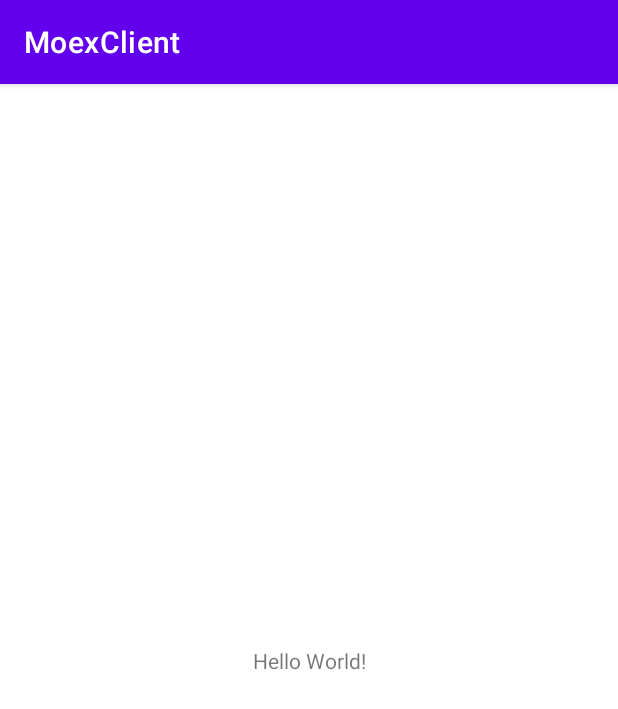
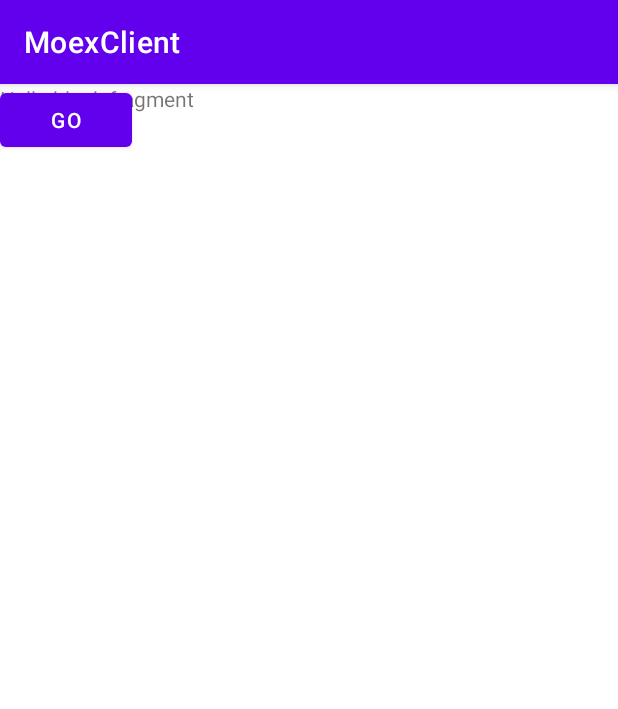
Before and after one commit to andrshab/moexclient, an Android app: the screen it shows after launch (MainActivity), on a phone screen of 412 x 824 dp. Shown: the top 709 px of the screen. Run offline under Robolectric (Android 15) with nearby library versions, the phone set to English and light mode, and no system bars; our stand-ins replace Dagger/Hilt's generated code; 1 statement that could not run was skipped.

Commit message:
nav_graph with fragments

```diff
--- a/app/build.gradle
+++ b/app/build.gradle
@@ -35,11 +35,15 @@ android {
 dependencies {
     //Dagger2
     implementation 'com.google.dagger:dagger:2.38'
+    implementation 'androidx.legacy:legacy-support-v4:1.0.0'
     kapt 'com.google.dagger:dagger-compiler:2.38'
 
     //Retrofit
     implementation 'com.squareup.retrofit2:retrofit:2.9.0'
     implementation 'com.squareup.retrofit2:converter-gson:2.9.0'
+    //Navigation
+    implementation("androidx.navigation:navigation-fragment-ktx:2.3.5")
+    implementation("androidx.navigation:navigation-ui-ktx:2.3.5")
 
     implementation 'androidx.core:core-ktx:1.3.2'
     implementation 'androidx.appcompat:appcompat:1.2.0'
--- /dev/null
+++ b/app/src/main/java/com/example/moexclient/NewsListFragment.kt
@@ -0,0 +1,28 @@
+package com.example.moexclient
+
+import android.os.Bundle
+import androidx.fragment.app.Fragment
+import android.view.LayoutInflater
+import android.view.View
+import android.view.ViewGroup
+import android.widget.Button
+import androidx.navigation.fragment.findNavController
+
+
+class NewsListFragment : Fragment() {
+
+    lateinit var button: Button
+    override fun onCreateView(
+        inflater: LayoutInflater,
+        container: ViewGroup?,
+        savedInstanceState: Bundle?
+    ): View? {
+        // Inflate the layout for this fragment
+        val root = inflater.inflate(R.layout.fragment_news_list, container, false)
+        button = root.findViewById(R.id.go_button)
+        button.setOnClickListener { findNavController().navigate(R.id.action_newsListFragment_to_newsFragment) }
+        return root
+    }
+
+
+}
--- a/app/src/main/java/com/example/moexclient/api/MoexService.kt
+++ b/app/src/main/java/com/example/moexclient/api/MoexService.kt
@@ -1,7 +1,7 @@
 package com.example.moexclient.api
 
-import com.example.moexclient.model.News
-import com.example.moexclient.model.NewsList
+import com.example.moexclient.data.News
+import com.example.moexclient.data.NewsList
 import retrofit2.Call
 import retrofit2.Retrofit
 import retrofit2.converter.gson.GsonConverterFactory
--- a/app/src/main/java/com/example/moexclient/model/NewsList.kt
+++ b/app/src/main/java/com/example/moexclient/data/NewsList.kt
@@ -1,4 +1,4 @@
-package com.example.moexclient.model
+package com.example.moexclient.data
 
 import com.google.gson.annotations.SerializedName
 
--- a/app/src/main/java/com/example/moexclient/model/ResponseParts.kt
+++ b/app/src/main/java/com/example/moexclient/data/ResponseParts.kt
@@ -1,4 +1,4 @@
-package com.example.moexclient.model
+package com.example.moexclient.data
 
 import com.google.gson.annotations.SerializedName
 
--- a/app/src/main/res/layout/activity_main.xml
+++ b/app/src/main/res/layout/activity_main.xml
@@ -6,13 +6,17 @@
     android:layout_height="match_parent"
     tools:context=".MainActivity">
 
-    <TextView
-        android:layout_width="wrap_content"
-        android:layout_height="wrap_content"
-        android:text="Hello World!"
-        app:layout_constraintBottom_toBottomOf="parent"
+    <androidx.fragment.app.FragmentContainerView
+        android:id="@+id/nav_host_fragment"
+        android:name="androidx.navigation.fragment.NavHostFragment"
+        android:layout_width="0dp"
+        android:layout_height="0dp"
         app:layout_constraintLeft_toLeftOf="parent"
         app:layout_constraintRight_toRightOf="parent"
-        app:layout_constraintTop_toTopOf="parent" />
+        app:layout_constraintTop_toTopOf="parent"
+        app:layout_constraintBottom_toBottomOf="parent"
+
+        app:defaultNavHost="true"
+        app:navGraph="@navigation/nav_graph" />
 
 </androidx.constraintlayout.widget.ConstraintLayout>
--- /dev/null
+++ b/app/src/main/res/layout/fragment_news_list.xml
@@ -0,0 +1,18 @@
+<?xml version="1.0" encoding="utf-8"?>
+<FrameLayout xmlns:android="http://schemas.android.com/apk/res/android"
+    xmlns:tools="http://schemas.android.com/tools"
+    android:layout_width="match_parent"
+    android:layout_height="match_parent"
+    tools:context=".NewsListFragment">
+
+    <!-- TODO: Update blank fragment layout -->
+    <TextView
+        android:layout_width="match_parent"
+        android:layout_height="match_parent"
+        android:text="@string/hello_blank_fragment" />
+    <Button
+        android:id="@+id/go_button"
+        android:layout_width="wrap_content"
+        android:layout_height="wrap_content"
+        android:text="go"/>
+</FrameLayout>
--- /dev/null
+++ b/app/src/main/res/navigation/nav_graph.xml
@@ -0,0 +1,22 @@
+<?xml version="1.0" encoding="utf-8"?>
+<navigation xmlns:android="http://schemas.android.com/apk/res/android"
+    xmlns:app="http://schemas.android.com/apk/res-auto"
+    xmlns:tools="http://schemas.android.com/tools"
+    android:id="@+id/nav_graph"
+    app:startDestination="@id/newsListFragment">
+
+    <fragment
+        android:id="@+id/newsListFragment"
+        android:name="com.example.moexclient.NewsListFragment"
+        android:label="fragment_news_list"
+        tools:layout="@layout/fragment_news_list" >
+        <action
+            android:id="@+id/action_newsListFragment_to_newsFragment"
+            app:destination="@id/newsFragment" />
+    </fragment>
+    <fragment
+        android:id="@+id/newsFragment"
+        android:name="com.example.moexclient.NewsFragment"
+        android:label="fragment_news"
+        tools:layout="@layout/fragment_news" />
+</navigation>
--- a/app/src/main/res/values/strings.xml
+++ b/app/src/main/res/values/strings.xml
@@ -1,3 +1,5 @@
 <resources>
     <string name="app_name">MoexClient</string>
+    <!-- TODO: Remove or change this placeholder text -->
+    <string name="hello_blank_fragment">Hello blank fragment</string>
 </resources>
```
Also changed, not shown: app/src/main/java/com/example/moexclient/MainActivity.kt (+4 -3 lines), app/src/main/java/com/example/moexclient/NewsFragment.kt (added, +59 -0 lines), app/src/main/java/com/example/moexclient/data/News.kt (added, +13 -0 lines), app/src/main/java/com/example/moexclient/model/News.kt (deleted, +0 -15 lines), app/src/main/res/layout/fragment_news.xml (added, +14 -0 lines).
